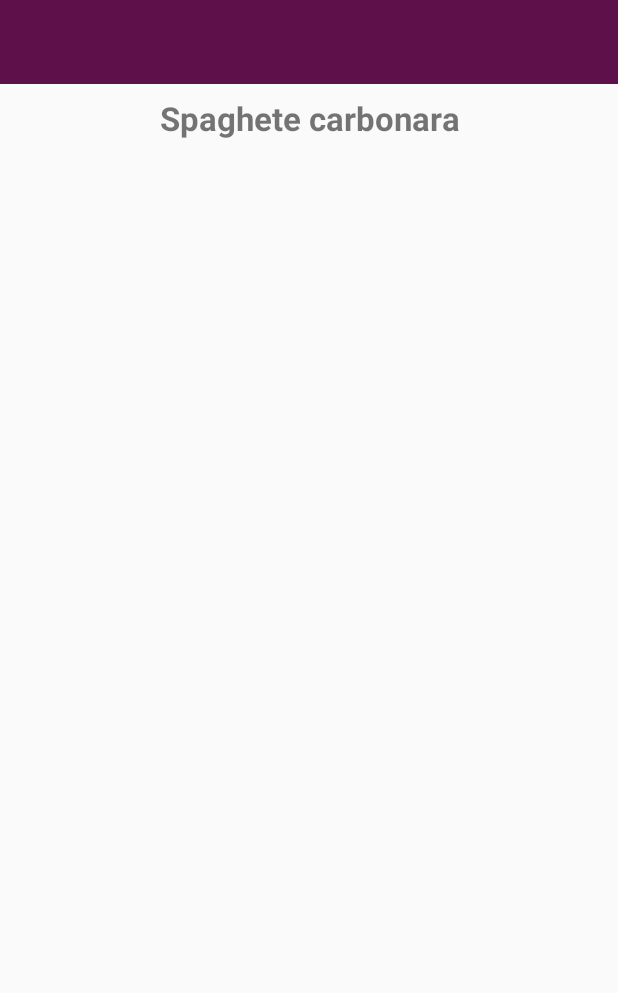
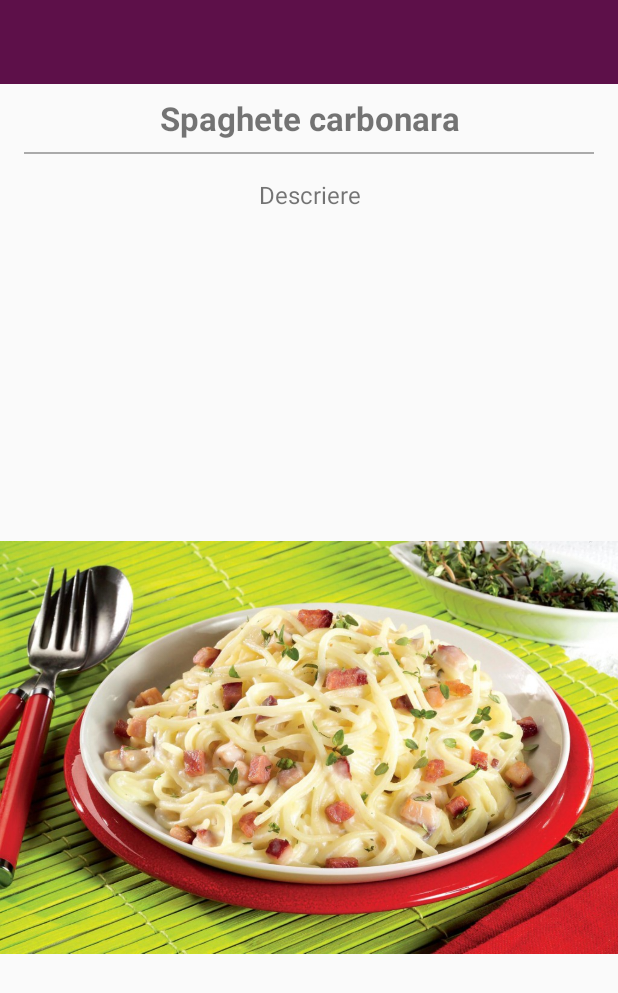
Before and after one commit to roxanapal/BScCookingApp, an Android app: the layout activity_recipe.xml on its own in the app's theme, with its tools: preview values and no code run, on a phone screen of 412 x 824 dp. Shown: the top 993 px of the screen. Run offline under Robolectric (Android 15) with nearby library versions, the phone set to English and light mode, and no system bars.

Commit message:
Changed the layout in RecipeActivity, added the RecyclerView for the ingredientList.

```diff
--- a/app/src/main/java/com/easy/cooking/learneat/LoginActivity.java
+++ b/app/src/main/java/com/easy/cooking/learneat/LoginActivity.java
@@ -16,7 +16,7 @@ import android.widget.TextView;
 import android.widget.Toast;
 
 
-import com.easy.cooking.learneat.models.User;
+import com.easy.cooking.learneat.utils.Constants;
 import com.google.android.gms.tasks.OnCompleteListener;
 import com.google.android.gms.tasks.Task;
 import com.google.firebase.auth.AuthResult;
--- a/app/src/main/java/com/easy/cooking/learneat/Constants.java
+++ b/app/src/main/java/com/easy/cooking/learneat/utils/Constants.java
@@ -1,4 +1,4 @@
-package com.easy.cooking.learneat;
+package com.easy.cooking.learneat.utils;
 
 public interface Constants {
     String LOGIN_SHARED_PREFERENCES_NAME = "loginPref";
--- a/app/src/main/res/layout/activity_recipe.xml
+++ b/app/src/main/res/layout/activity_recipe.xml
@@ -1,5 +1,5 @@
 <?xml version="1.0" encoding="utf-8"?>
-<ScrollView xmlns:android="http://schemas.android.com/apk/res/android"
+<android.support.v4.widget.NestedScrollView xmlns:android="http://schemas.android.com/apk/res/android"
     xmlns:tools="http://schemas.android.com/tools"
     android:layout_width="match_parent"
     android:layout_height="match_parent"
@@ -15,7 +15,7 @@
             android:layout_width="match_parent"
             android:layout_height="?attr/actionBarSize"
             android:background="@color/colorPrimary"
-            android:theme="@style/ThemeOverlay.AppCompat.Dark.ActionBar"/>
+            android:theme="@style/ThemeOverlay.AppCompat.Dark.ActionBar" />
 
         <TextView
             android:id="@+id/recipe_title"
@@ -25,13 +25,65 @@
             android:padding="@dimen/padding_default"
             android:textSize="@dimen/font_size_large"
             android:textStyle="bold"
-            tools:text="Spaghete carbonara"/>
+            tools:text="Spaghete carbonara" />
+
+        <View
+            android:id="@+id/recipe_divider_title"
+            android:layout_width="wrap_content"
+            android:layout_height="1dp"
+            android:layout_marginEnd="@dimen/margin_large"
+            android:layout_marginStart="@dimen/margin_large"
+            android:background="@android:color/darker_gray" />
+
+        <TextView
+            android:id="@+id/recipe_description"
+            android:layout_width="match_parent"
+            android:layout_height="wrap_content"
+            android:gravity="center"
+            android:padding="@dimen/padding_large"
+            android:textSize="@dimen/font_size_subhead"
+            tools:text="Descriere" />
 
         <ImageView
             android:id="@+id/recipe_image"
             android:layout_width="match_parent"
-            android:layout_height="wrap_content" />
+            android:layout_height="wrap_content"
+            tools:src="@drawable/spaghete_carbonara" />
+
+        <TextView
+            android:id="@+id/recipe_ingredients_label"
+            android:layout_width="match_parent"
+            android:layout_height="wrap_content"
+            android:padding="@dimen/padding_large"
+            android:text="@string/recipe_ingredients_label"
+            android:textSize="@dimen/font_size_subhead"
+            android:textStyle="bold" />
+
+        <View
+            android:id="@+id/recipe_divider_ingredients"
+            android:layout_width="wrap_content"
+            android:layout_height="1dp"
+            android:layout_marginEnd="@dimen/margin_large"
+            android:layout_marginStart="@dimen/margin_large"
+            android:background="@android:color/darker_gray" />
+
+        <android.support.v7.widget.RecyclerView
+            android:id="@+id/recipe_rv_ingredients"
+            android:layout_width="match_parent"
+            android:layout_height="wrap_content"
+            android:paddingBottom="@dimen/padding_large" />
+
+        <Button
+            android:id="@+id/recipe_btn_start"
+            android:layout_width="wrap_content"
+            android:layout_height="wrap_content"
+            android:layout_marginBottom="@dimen/margin_huge"
+            android:padding="@dimen/padding_default"
+            android:text="@string/recipe_btn_start_label"
+            android:layout_gravity="center_horizontal"
+            android:textColor="@android:color/white"
+            android:background="@color/colorPrimary"/>
 
     </LinearLayout>
 
-</ScrollView>
+</android.support.v4.widget.NestedScrollView>
--- a/app/src/main/res/menu/menu_navigation_view.xml
+++ b/app/src/main/res/menu/menu_navigation_view.xml
@@ -18,6 +18,11 @@
             android:title="@string/menu_advice_chefs" />
 
         <item
+            android:id="@+id/menu_feedback"
+            android:icon="@drawable/ic_feedback"
+            android:title="@string/menu_feedback" />
+
+        <item
             android:id="@+id/menu_help"
             android:icon="@drawable/ic_help"
             android:title="@string/menu_help" />
--- a/app/src/main/res/values/strings.xml
+++ b/app/src/main/res/values/strings.xml
@@ -35,5 +35,8 @@
     <string name="menu_advice_chefs">Sfaturi bucatari celebri</string>
     <string name="menu_help">Ajutor</string>
     <string name="menu_logout">Delogare</string>
+    <string name="recipe_ingredients_label">Ingrediente</string>
+    <string name="recipe_btn_start_label">Incepe reteta</string>
+    <string name="menu_feedback">Feedback</string>
 
 </resources>
```
Also changed, not shown: app/src/main/java/com/easy/cooking/learneat/MainActivity.java (+8 -8 lines), app/src/main/java/com/easy/cooking/learneat/RecipeActivity.java (+25 -0 lines), app/src/main/java/com/easy/cooking/learneat/adapters/IngredientAdapter.java (added, +62 -0 lines), app/src/main/java/com/easy/cooking/learneat/adapters/RecipeAdapter.java (renamed from app/src/main/java/com/easy/cooking/learneat/RecipeItemAdapter.java, +5 -3 lines), app/src/main/java/com/easy/cooking/learneat/models/Ingredient.java (+32 -1 lines), app/src/main/java/com/easy/cooking/learneat/models/Recipe.java (+18 -25 lines), app/src/main/res/layout/item_ingredient.xml (added, +27 -0 lines), app/src/main/res/values/dimens.xml (+10 -3 lines), app/src/main/res/drawable/ic_feedback.png (added).
